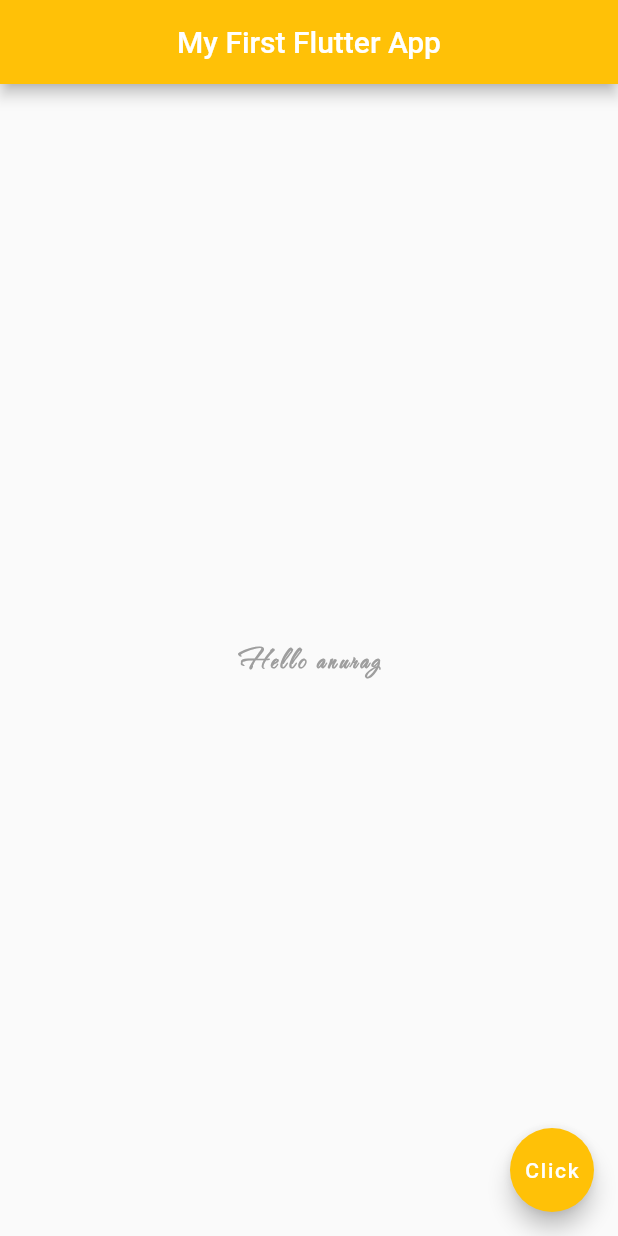
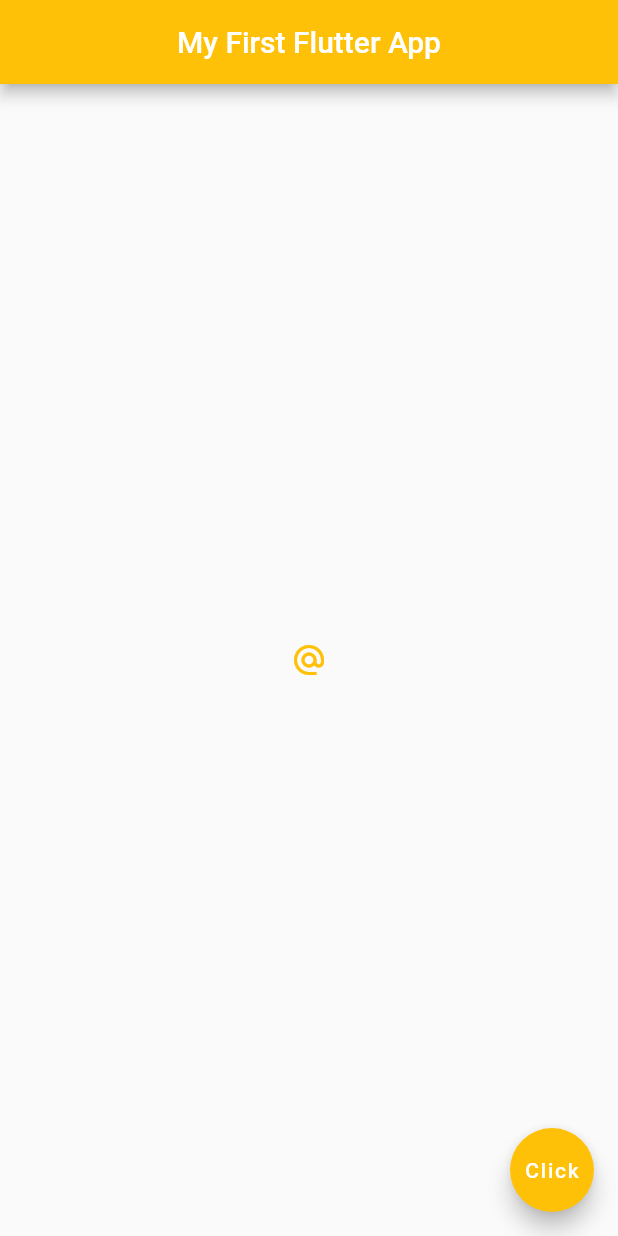
Before and after one commit to anuragkachhala/flutter_learning, a Flutter app: the Home screen opened directly, on a phone screen of 412 x 824 dp. Run offline on Flutter 3.47's test engine with Material 2 defaults, Android fonts, the phone set to English and light mode, and no system bars.

Commit message:
add button icon

```diff
--- a/lib/flutterMain1.dart
+++ b/lib/flutterMain1.dart
@@ -18,15 +18,16 @@ class Home extends StatelessWidget {
         centerTitle: true,
         backgroundColor: Colors.amber,
       ),
-      body: const Center(
-        child: Text('Hello anurag',
-          style: TextStyle(
-              fontSize: 20.0,
-              fontWeight: FontWeight.bold,
-              letterSpacing: 2.0,
-              color: Colors.grey,
-              fontFamily: 'TheNautigal'
-          ),
+      body:  Center(
+        /*child: Icon(
+          Icons.airport_shuttle,
+          color: Colors.blue,
+          size: 50.0,
+        ),*/
+        child: IconButton(
+          icon: const Icon(Icons.alternate_email),
+          color: Colors.amber,
+          onPressed: () {},
         ),
       ),
       floatingActionButton: FloatingActionButton(
```
